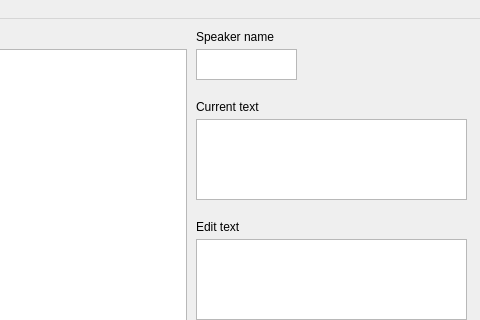
Before: the Qt Designer form gui.ui in KJ-honey/DA_script_editor_gui, drawn with Qt 5; both pictures show x 194 to 674 and y 0 to 320 of the 674 by 413 pixel window.
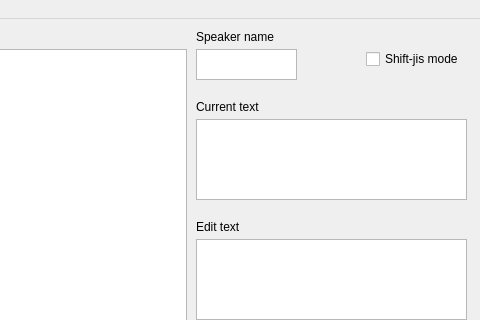
After: the same form once the commit is applied.

Commit message: File cleaning & Shift-jis only mode update

```diff
--- a/gui.ui
+++ b/gui.ui
@@ -171,6 +171,19 @@
      <string>Script list</string>
     </property>
    </widget>
+   <widget class="QCheckBox" name="shiftJis">
+    <property name="geometry">
+     <rect>
+      <x>560</x>
+      <y>30</y>
+      <width>101</width>
+      <height>20</height>
+     </rect>
+    </property>
+    <property name="text">
+     <string>Shift-jis mode</string>
+    </property>
+   </widget>
   </widget>
   <widget class="QMenuBar" name="menubar">
    <property name="geometry">
```
Left out of the diff: 9 changed lines with no effect on the pictures. The commit also changes 8 other files.
